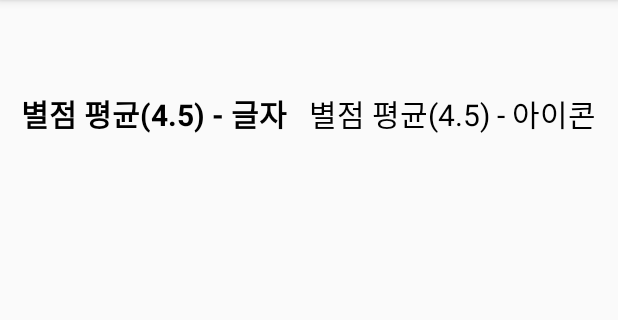
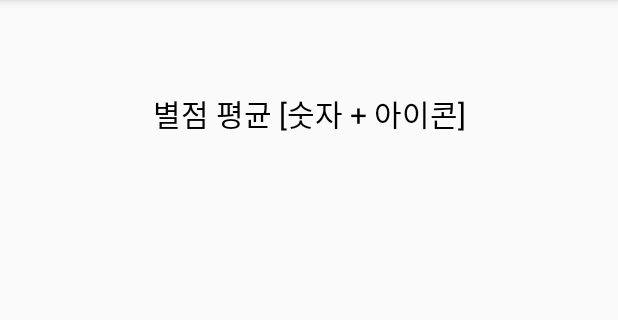
Before and after one commit to CESCFAB/LIPHAE, an Android app: the ProductReviewActivity screen opened directly, with no data from a screen before it, on a phone screen of 412 x 824 dp, the part 84-404 px from its top. Run offline under Robolectric (Android 15) with nearby library versions, the phone set to English and light mode, and no system bars.

Commit message:
지은 21.01.26 : 지은 리뷰 리스트 수정 + 아직 미완성

```diff
--- a/AndroidPJ_MAIN/app/src/main/res/layout/activity_product_review.xml
+++ b/AndroidPJ_MAIN/app/src/main/res/layout/activity_product_review.xml
@@ -20,30 +20,17 @@
     <LinearLayout
         android:layout_width="match_parent"
         android:layout_height="wrap_content"
-        android:weightSum="2"
-        android:orientation="horizontal"
         android:layout_marginTop="20dp"
         android:layout_marginBottom="20dp"
         >
         <TextView
-            android:id="@+id/review_avg_tv"
-            android:layout_weight="1"
+            android:id="@+id/review_avg_icon"
             android:layout_width="match_parent"
             android:layout_height="wrap_content"
-            android:textSize="20dp"
             android:gravity="center"
-            android:textStyle="bold"
-            android:textColor="@color/black"
-            android:text="별점 평균(4.5) - 글자"
-            />
-        <TextView
-            android:id="@+id/review_avg_icon"
-            android:layout_weight="1"
-            android:layout_width="match_parent"
-            android:layout_height="wrap_content"
             android:textSize="20dp"
             android:textColor="@color/black"
-            android:text="별점 평균(4.5) - 아이콘"
+            android:text="별점 평균 [숫자 + 아이콘]"
             />
 
 
```
Also changed, not shown: AndroidPJ_MAIN/app/src/main/java/com/android/androidpj_main/Activity/ProductReviewActivity.java (+6 -2 lines).
